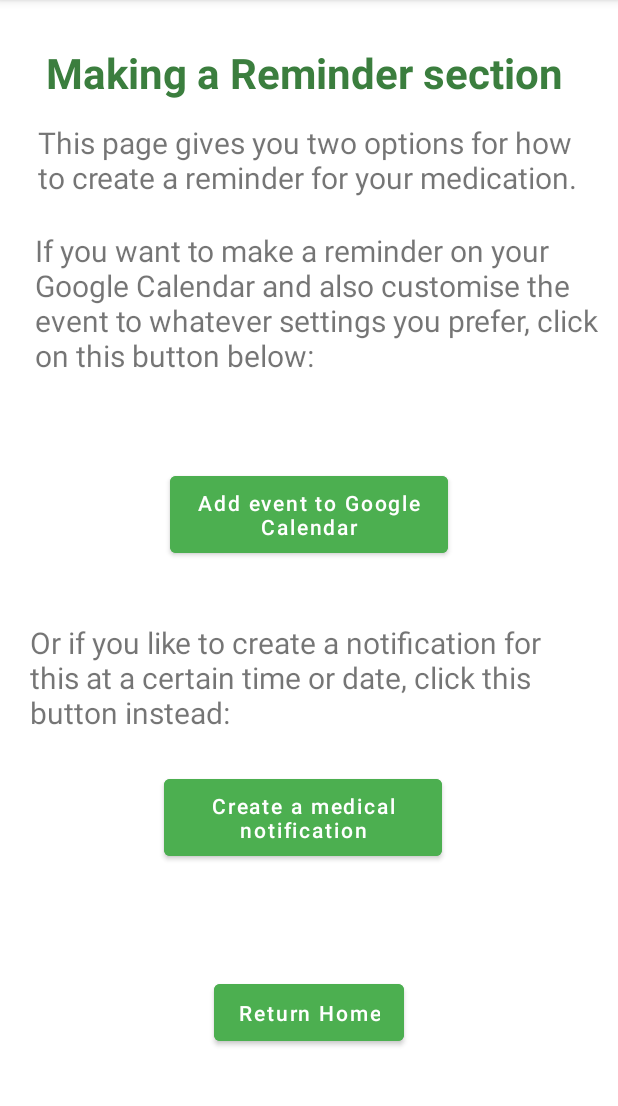
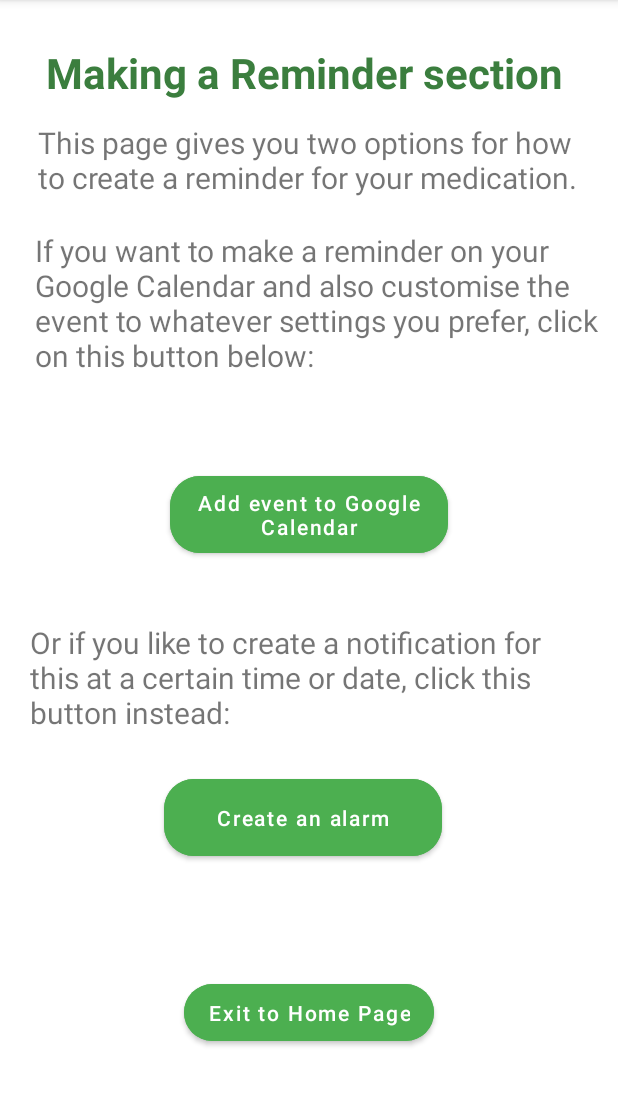
Before and after one commit to Efeighery/MedsUpApp, an Android app: the AddReminder screen opened directly, with no data from a screen before it, on a phone screen of 412 x 824 dp, the part 84-1190 px from its top. Run offline under Robolectric (Android 15) with nearby library versions, the phone set to English and light mode, and no system bars.

Commit message:
Altered button visuals

```diff
--- a/app/src/main/res/layout/activity_add_contact.xml
+++ b/app/src/main/res/layout/activity_add_contact.xml
@@ -23,15 +23,17 @@
         android:layout_width="match_parent"
         android:layout_height="wrap_content" android:backgroundTint="#4CAF50"
         android:text="Go Home"
+        app:cornerRadius="20dp"
         android:textAllCaps="false"/>
 
-    <androidx.appcompat.widget.AppCompatButton
+    <Button
         android:id="@+id/addBtn"
         android:layout_width="match_parent"
         android:layout_height="50dp"
         android:layout_marginTop="10dp"
-        android:background="#509E53"
+        android:backgroundTint="#509E53"
         android:text="Add Contact"
+        app:cornerRadius="20dp"
         android:textColor="@color/white"
         android:textStyle="bold" />
 
--- a/app/src/main/res/layout/activity_add_diagnosis.xml
+++ b/app/src/main/res/layout/activity_add_diagnosis.xml
@@ -22,14 +22,16 @@
         android:layout_width="match_parent"
         android:layout_height="wrap_content" android:backgroundTint="#4CAF50"
         android:text="Go Home"
+        app:cornerRadius="20dp"
         android:textAllCaps="false"/>
 
-    <androidx.appcompat.widget.AppCompatButton
+    <Button
         android:id="@+id/addDiagBtn"
         android:layout_width="match_parent"
         android:layout_height="50dp"
         android:layout_marginTop="10dp"
-        android:background="#509E53"
+        android:backgroundTint="#509E53"
+        app:cornerRadius="20dp"
         android:text="Add Diagnosis"
         android:textColor="@color/white"
         android:textStyle="bold" />
--- a/app/src/main/res/layout/activity_add_medication.xml
+++ b/app/src/main/res/layout/activity_add_medication.xml
@@ -24,12 +24,13 @@
         android:text="Go Home"
         android:textAllCaps="false"/>
 
-    <androidx.appcompat.widget.AppCompatButton
+    <Button
         android:id="@+id/addMedBtn"
         android:layout_width="match_parent"
         android:layout_height="50dp"
         android:layout_marginTop="10dp"
-        android:background="#509E53"
+        android:backgroundTint="#509E53"
+        app:cornerRadius="20dp"
         android:text="Add Medication"
         android:textColor="@color/white"
         android:textStyle="bold" />
--- a/app/src/main/res/layout/activity_add_reminder.xml
+++ b/app/src/main/res/layout/activity_add_reminder.xml
@@ -34,7 +34,9 @@
     <Button android:layout_width="185dp"
         android:layout_height="63dp" android:layout_alignParentStart="true"
         android:layout_alignParentBottom="true" android:layout_centerInParent="true"
-        android:layout_marginStart="113dp" android:layout_marginBottom="393dp"
+        android:layout_marginStart="113dp"
+        app:cornerRadius="20dp"
+        android:layout_marginBottom="393dp"
         android:backgroundTint="#4CAF50" android:onClick="AddCalendarReminder"
         android:text="Add event to Google Calendar" android:textAllCaps="false"/>
 
@@ -56,12 +58,15 @@
         android:layout_marginStart="109dp"
         android:layout_marginBottom="191dp"
         android:backgroundTint="#4CAF50"
-        android:text="Create a medical notification"
-        android:textAllCaps="false" />
+        android:text="Create an alarm"
+        android:textAllCaps="false"
+        app:cornerRadius="20dp" />
 
     <Button android:layout_width="wrap_content"
         android:layout_height="50dp" android:layout_alignParentBottom="true"
-        android:layout_centerHorizontal="true" android:layout_marginBottom="68dp"
-        android:backgroundTint="#4CAF50" android:text="Return Home" android:id="@+id/homeBtn"
+        android:layout_centerHorizontal="true"
+        app:cornerRadius="20dp"
+        android:layout_marginBottom="68dp"
+        android:backgroundTint="#4CAF50" android:text="Exit to Home Page" android:id="@+id/homeBtn"
         android:textAllCaps="false"/>
 </RelativeLayout>
--- a/app/src/main/res/layout/activity_alarm_maker.xml
+++ b/app/src/main/res/layout/activity_alarm_maker.xml
@@ -31,6 +31,7 @@
             android:layout_height="wrap_content"
             android:padding="9dp"
             android:text="Set Alarm"
+            app:cornerRadius="20dp"
             android:textSize="20dp"
             android:layout_marginStart="40dp"
             android:layout_marginTop="250dp"/>
@@ -41,6 +42,7 @@
             android:id="@+id/cancelTime"
             android:text="Cancel Alarm"
             android:textSize="20dp"
+            app:cornerRadius="20dp"
             android:layout_alignParentEnd="true"
             android:layout_marginTop="250dp"
             android:layout_marginEnd="40dp"
--- a/app/src/main/res/layout/activity_email_maker.xml
+++ b/app/src/main/res/layout/activity_email_maker.xml
@@ -73,8 +73,9 @@
         android:layout_height="70dp"
         android:layout_margin="25dp"
         android:text="Format email"
+        app:cornerRadius="20dp"
         android:textSize="21sp"
-        android:backgroundTint="#107FD6"
+        android:backgroundTint="#4CAF50"
         android:id="@+id/sendEmailBtn"
         />
 
@@ -83,7 +84,8 @@
         android:layout_width="match_parent"
         android:layout_height="50dp"
         android:layout_margin="5dp"
-        android:backgroundTint="#107FD6"
+        android:backgroundTint="#4CAF50"
+        app:cornerRadius="20dp"
         android:text="Return to HomePage"
         android:textSize="21sp" />
 
--- a/app/src/main/res/layout/activity_speech_to_text.xml
+++ b/app/src/main/res/layout/activity_speech_to_text.xml
@@ -36,7 +36,8 @@
         android:layout_height="wrap_content"
         android:layout_marginLeft="200dp"
         android:layout_marginTop="550dp"
-        android:backgroundTint="#509E53"
+        android:backgroundTint="#4CAF50"
+        app:cornerRadius = "20px"
         android:padding="20dp"
         android:text="Copy to Clipboard"
         android:textSize="16dp" />
```
Also changed, not shown: app/src/main/res/layout/activity_main.xml (+6 -6 lines), app/src/main/res/layout/activity_text_maker.xml (+10 -8 lines), app/src/main/res/layout/contact_item.xml (+0 -13 lines), app/src/main/res/layout/health_item.xml (+0 -13 lines), app/src/main/res/layout/medication_item.xml (+0 -13 lines).
